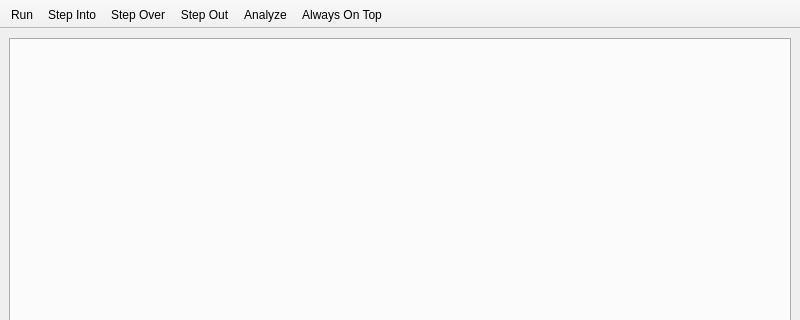
Before: the Qt Designer form pcsx2-qt/Debugger/DebuggerWindow.ui in PCSX2/pcsx2, drawn with Qt 5; both pictures show x 0 to 800 and y 0 to 320 of the 800 by 600 pixel window.
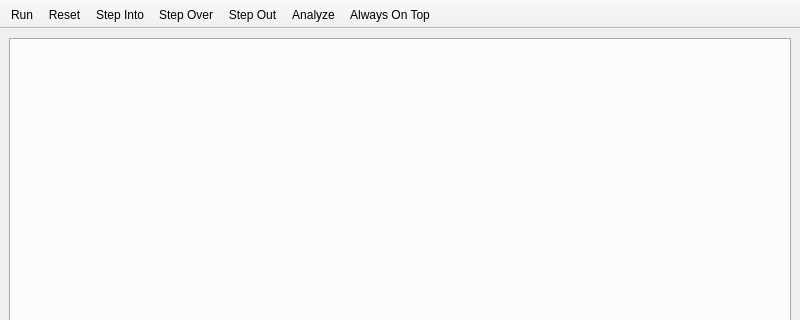
After: the same form once the commit is applied. Icons and pictures are not drawn.

Commit message:
Debugger: Add Reset button
Add a handy 'Reset' button next to the 'Run' button

Patch:
```diff
--- a/pcsx2-qt/Debugger/DebuggerWindow.ui
+++ b/pcsx2-qt/Debugger/DebuggerWindow.ui
@@ -51,6 +51,7 @@
     <bool>false</bool>
    </attribute>
    <addaction name="actionRun"/>
+   <addaction name="actionReset"/>
    <addaction name="actionStepInto"/>
    <addaction name="actionStepOver"/>
    <addaction name="actionStepOut"/>
@@ -65,6 +66,14 @@
     <string>Run</string>
    </property>
   </action>
+  <action name="actionReset">
+   <property name="icon">
+    <iconset theme="restart-line"/>
+   </property>
+   <property name="text">
+    <string>Reset</string>
+   </property>
+  </action>
   <action name="actionStepInto">
    <property name="icon">
     <iconset theme="debug-step-into-line"/>
```
The commit also changes 2 other files.
